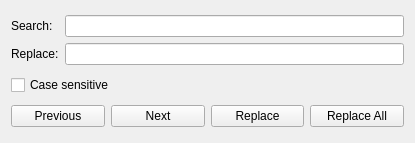
This is src/ui/wizSearchReplaceWidget.ui in WizTeam/WizQTClient as Qt 5 draws it before an edit. The edited form follows.
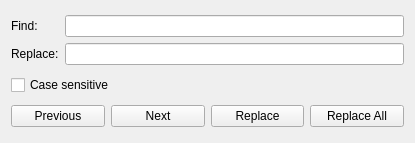
This is the edited form.

Diff of the .ui file:
```diff
--- a/src/ui/wizSearchReplaceWidget.ui
+++ b/src/ui/wizSearchReplaceWidget.ui
@@ -32,7 +32,7 @@
      <item row="0" column="0">
       <widget class="QLabel" name="label">
        <property name="text">
-        <string>Search:</string>
+        <string>Find:</string>
        </property>
       </widget>
      </item>
```
Left out of the diff: 2 changed lines with no effect on the pictures.
